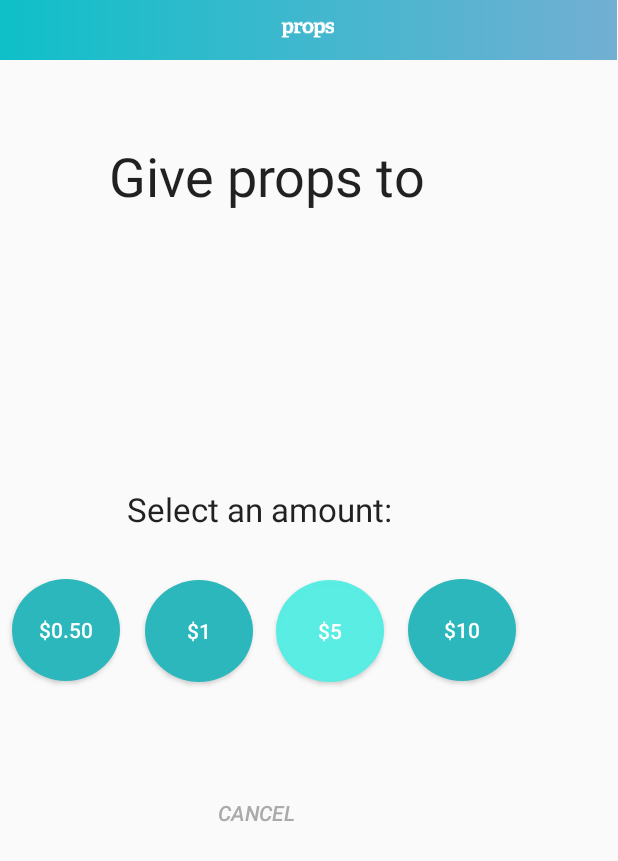
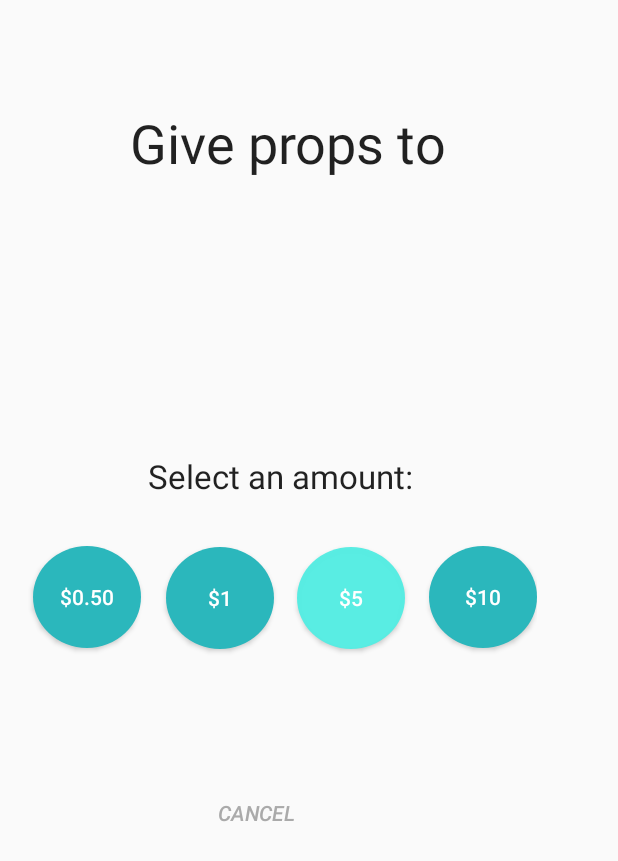
Before and after one commit to c2du/props, an Android app: the layout activity_selectcoinactivity.xml on its own in the app's theme, with its tools: preview values and no code run, on a phone screen of 412 x 824 dp. Shown: the top 861 px of the screen. Run offline under Robolectric (Android 15) with nearby library versions, the phone set to English and light mode, and no system bars.

Commit message:
layout changed and made, buttons still not functional (going to sleep)

```diff
--- a/app/src/main/res/layout/activity_selectcoinactivity.xml
+++ b/app/src/main/res/layout/activity_selectcoinactivity.xml
@@ -5,78 +5,6 @@
     android:layout_width="wrap_content"
     android:layout_height="wrap_content"
     android:weightSum="1">
-
-    <TextView
-        android:id="@+id/textView7"
-        android:layout_width="wrap_content"
-        android:layout_height="119dp"
-        android:layout_x="73dp"
-        android:layout_y="93dp"
-        android:text="Give props to "
-        android:textAppearance="@android:style/TextAppearance.Material.Large"
-        android:textSize="36sp" />
-
-    <Button
-        android:id="@+id/button2"
-        style="@style/Widget.AppCompat.Button.Colored"
-        android:layout_width="72dp"
-        android:layout_height="68dp"
-        android:layout_marginRight="20dp"
-        android:layout_marginTop="0dp"
-        android:layout_x="8dp"
-        android:layout_y="386dp"
-        android:background="@drawable/round_button"
-        android:elevation="0dp"
-        android:text="$0.50" />
-
-    <Button
-        android:id="@+id/button5"
-        style="@style/Widget.AppCompat.Button.Colored"
-        android:layout_width="72dp"
-        android:layout_height="68dp"
-        android:layout_marginRight="20dp"
-        android:layout_marginTop="0dp"
-        android:layout_x="272dp"
-        android:layout_y="386dp"
-        android:background="@drawable/round_button"
-        android:elevation="0dp"
-        android:text="$10" />
-
-    <Button
-        android:id="@+id/button3"
-        style="@style/Widget.AppCompat.Button.Colored"
-        android:layout_width="72dp"
-        android:layout_height="68dp"
-        android:layout_marginRight="20dp"
-        android:layout_marginTop="0dp"
-        android:layout_x="97dp"
-        android:layout_y="387dp"
-        android:background="@drawable/round_button"
-        android:elevation="0dp"
-        android:text="$1" />
-
-    <TextView
-        android:id="@+id/textView5"
-        android:layout_width="wrap_content"
-        android:layout_height="wrap_content"
-        android:layout_x="85dp"
-        android:layout_y="325dp"
-        android:text="Select an amount:"
-        android:textAppearance="@android:style/TextAppearance.Material.Large" />
-
-    <Button
-        android:id="@+id/button4"
-        style="@style/Widget.AppCompat.Button.Colored"
-        android:layout_width="72dp"
-        android:layout_height="68dp"
-        android:layout_marginRight="20dp"
-        android:layout_marginTop="0dp"
-        android:layout_x="184dp"
-        android:layout_y="387dp"
-        android:background="@drawable/round_button"
-        android:backgroundTint="@color/colorPrimary"
-        android:elevation="0dp"
-        android:text="$5" />
 
     <Button
         android:id="@+id/button6"
@@ -89,35 +17,77 @@
         android:textColor="@android:color/darker_gray"
         android:textStyle="italic" />
 
-    <RelativeLayout
-        android:id="@+id/header"
-        android:layout_width="match_parent"
-        android:layout_height="40dp"
-        android:layout_alignParentTop="true"
-        android:layout_x="-1dp"
-        android:layout_y="0dp"
-        android:background="@drawable/gradientbloo"
-        android:gravity="center">
+    <TextView
+        android:id="@+id/textView7"
+        android:layout_width="wrap_content"
+        android:layout_height="119dp"
+        android:layout_x="87dp"
+        android:layout_y="71dp"
+        android:text="Give props to "
+        android:textAppearance="@android:style/TextAppearance.Material.Large"
+        android:textSize="36sp" />
 
-        <TextView
-            android:layout_width="match_parent"
-            android:layout_height="wrap_content"
-            android:layout_centerHorizontal="true"
-            android:layout_centerVertical="true"
-            android:layout_marginLeft="5dp"
-            android:layout_marginRight="5dp"
-            android:textAlignment="center"
-            android:textColor="#000000"
-            android:textSize="20sp" />
+    <Button
+        android:id="@+id/button2"
+        style="@style/Widget.AppCompat.Button.Colored"
+        android:layout_width="72dp"
+        android:layout_height="68dp"
+        android:layout_marginRight="20dp"
+        android:layout_marginTop="0dp"
+        android:layout_x="22dp"
+        android:layout_y="364dp"
+        android:background="@drawable/round_button"
+        android:elevation="0dp"
+        android:text="$0.50" />
 
-        <ImageView
-            android:id="@+id/imageView"
-            android:layout_width="wrap_content"
-            android:layout_height="wrap_content"
-            android:layout_centerHorizontal="true"
-            android:layout_centerVertical="true"
-            app:srcCompat="@drawable/ic_header_logo" />
+    <Button
+        android:id="@+id/button5"
+        style="@style/Widget.AppCompat.Button.Colored"
+        android:layout_width="72dp"
+        android:layout_height="68dp"
+        android:layout_marginRight="20dp"
+        android:layout_marginTop="0dp"
+        android:layout_x="286dp"
+        android:layout_y="364dp"
+        android:background="@drawable/round_button"
+        android:elevation="0dp"
+        android:text="$10" />
 
-    </RelativeLayout>
+    <Button
+        android:id="@+id/button3"
+        style="@style/Widget.AppCompat.Button.Colored"
+        android:layout_width="72dp"
+        android:layout_height="68dp"
+        android:layout_marginRight="20dp"
+        android:layout_marginTop="0dp"
+        android:layout_x="111dp"
+        android:layout_y="365dp"
+        android:background="@drawable/round_button"
+        android:elevation="0dp"
+        android:text="$1" />
+
+    <TextView
+        android:id="@+id/textView5"
+        android:layout_width="wrap_content"
+        android:layout_height="wrap_content"
+        android:layout_x="99dp"
+        android:layout_y="303dp"
+        android:text="Select an amount:"
+        android:textAppearance="@android:style/TextAppearance.Material.Large" />
+
+    <Button
+        android:id="@+id/button4"
+        style="@style/Widget.AppCompat.Button.Colored"
+        android:layout_width="72dp"
+        android:layout_height="68dp"
+        android:layout_marginRight="20dp"
+        android:layout_marginTop="0dp"
+        android:layout_x="198dp"
+        android:layout_y="365dp"
+        android:background="@drawable/round_button"
+        android:backgroundTint="@color/colorPrimary"
+        android:elevation="0dp"
+        android:text="$5" />
+
 
 </AbsoluteLayout>
```
Also changed, not shown: app/src/main/java/com/lahacks/props/SelectCoinActivity.java (+19 -23 lines), app/src/main/java/com/lahacks/props/confirmCoinChoice.java (added, +39 -0 lines), app/src/main/res/layout/activity_confirmcoinchoice.xml (added, +70 -0 lines).
